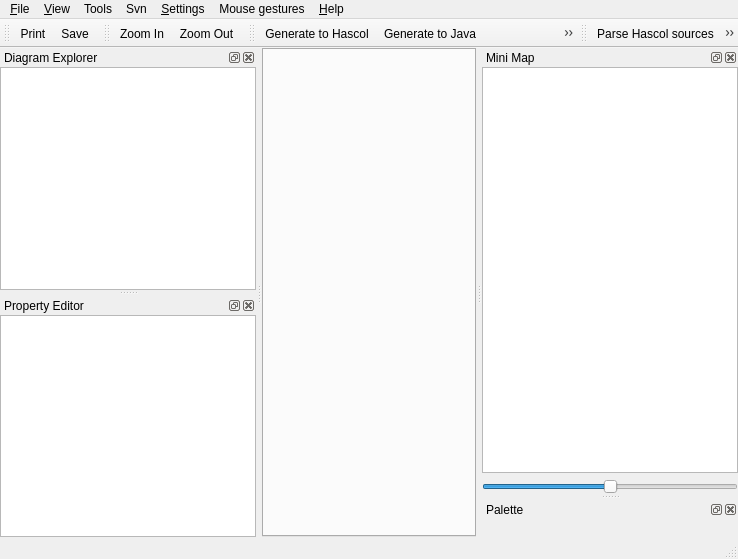
Before: the Qt Designer form unreal/branches/newAge/qrgui/mainwindow/mainwindow.ui in qreal/qreal, drawn with Qt 5.
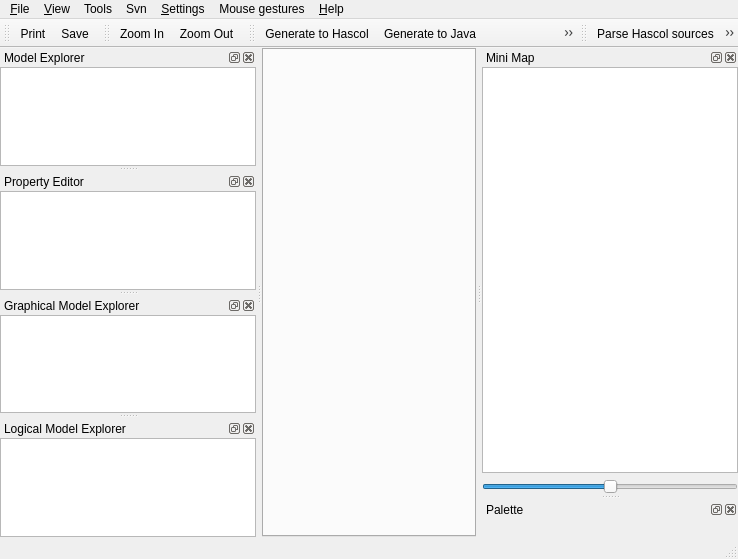
After: the same form once the commit is applied. Icons and pictures are not drawn. Custom widgets are drawn as their Qt base class.

Commit message: - update from trunk - prototype for models synchronization system, now updates name in graphical model when changed in logical, adds element to logical model when added to graphical - removed ROOT_ID constant

Patch:
```diff
--- a/unreal/branches/newAge/qrgui/mainwindow/mainwindow.ui
+++ b/unreal/branches/newAge/qrgui/mainwindow/mainwindow.ui
@@ -120,7 +120,7 @@
     <set>Qt::AllDockWidgetAreas</set>
    </property>
    <property name="windowTitle">
-    <string>Diagram Explorer</string>
+    <string>Model Explorer</string>
    </property>
    <attribute name="dockWidgetArea">
     <number>1</number>
@@ -293,6 +293,39 @@
    <addaction name="actionParse_Hascol_sources"/>
    <addaction name="actionParse_Java_Libraries"/>
   </widget>
+  <widget class="QDockWidget" name="graphicalModelDock">
+   <property name="windowTitle">
+    <string>Graphical Model Explorer</string>
+   </property>
+   <attribute name="dockWidgetArea">
+    <number>1</number>
+   </attribute>
+   <widget class="QWidget" name="dockWidgetContents_6">
+    <layout class="QHBoxLayout" name="horizontalLayout">
+     <item>
+      <widget class="QTreeView" name="graphicalModelExplorer"/>
+     </item>
+    </layout>
+   </widget>
+  </widget>
+  <widget class="QDockWidget" name="logicalModelDock">
+   <property name="features">
+    <set>QDockWidget::AllDockWidgetFeatures</set>
+   </property>
+   <property name="windowTitle">
+    <string>Logical Model Explorer</string>
+   </property>
+   <attribute name="dockWidgetArea">
+    <number>1</number>
+   </attribute>
+   <widget class="QWidget" name="dockWidgetContents_3">
+    <layout class="QVBoxLayout" name="verticalLayout">
+     <item>
+      <widget class="QTreeView" name="logicalModelExplorer"/>
+     </item>
+    </layout>
+   </widget>
+  </widget>
   <action name="actionQuit">
    <property name="text">
     <string>&amp;Quit</string>
```
Left out of the diff: 22 changed lines with no effect on the pictures. The commit also changes 198 other files.
